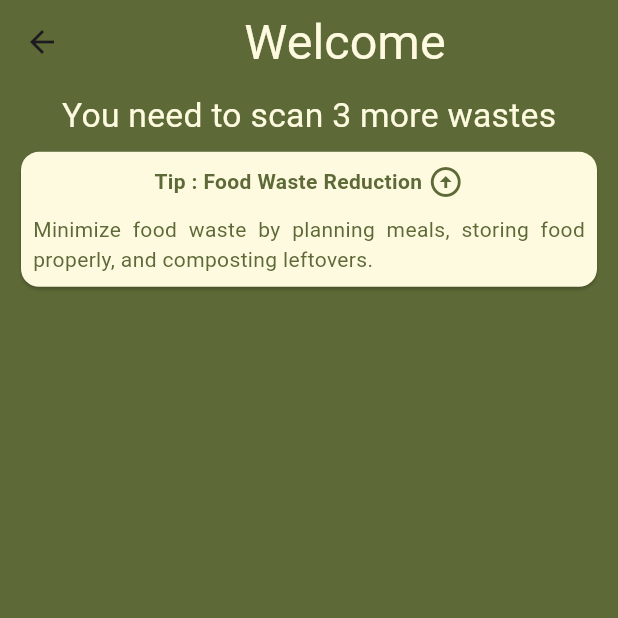
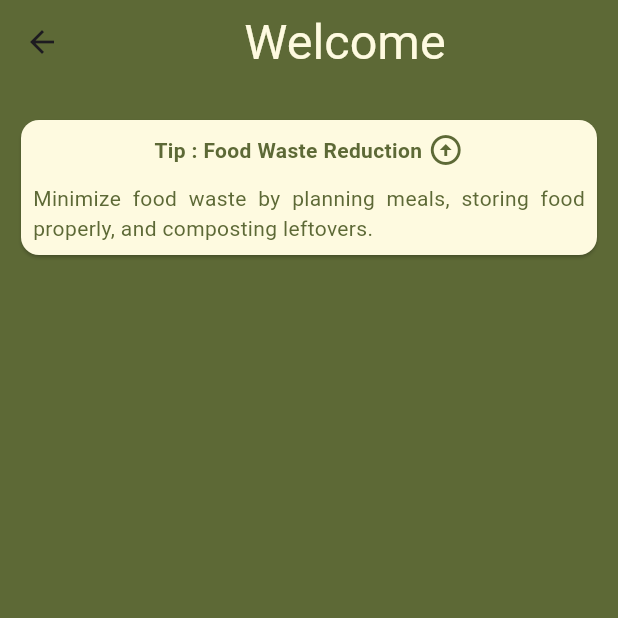
Before and after one commit to JustBen71/PlanetSort, a Flutter app: the HomePage screen opened directly, on a phone screen of 412 x 824 dp, the top half of it. Run offline on Flutter 3.47's test engine with Material 3 defaults, Android fonts, the phone set to English and light mode, and no system bars; our stand-ins replace camera, cloud_firestore, convex_bottom_bar, firebase_auth, firebase_core, flutter_map and 4 more; accounts and stored records are empty; Roboto replaces fonts that are missing (RockNRoll).

Commit message:
Home page : Deleted the sentence about the number of remaining waste

```diff
--- a/lib/pages/home_page.dart
+++ b/lib/pages/home_page.dart
@@ -63,10 +63,7 @@ class _HomePageState extends State<HomePage> {
       color: green,
       child: const Column(
         children: <Widget>[
-          PlanetSortTitleText(
-            data: 'You need to scan 3 more wastes',
-            fontSize: sizetitle2,
-          ),
+          Padding(padding: EdgeInsets.symmetric(vertical: 10.0)),
           TipWidget(),
           /*Expanded(
             child: GridView.count(
```
